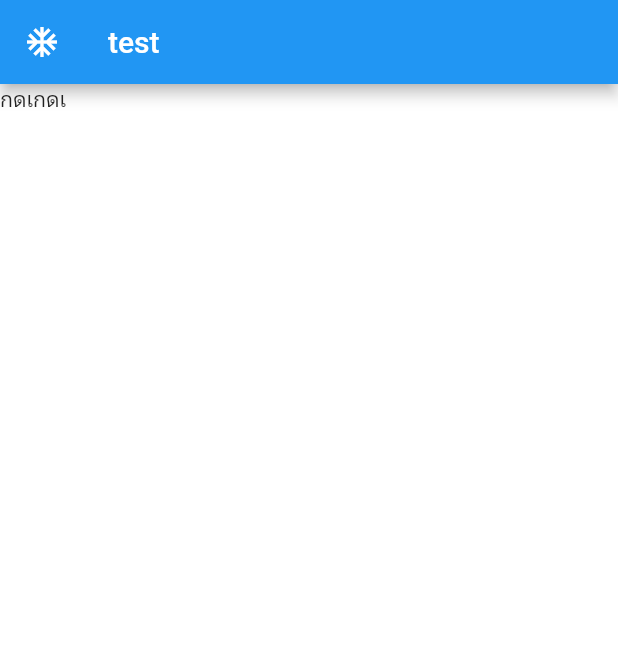
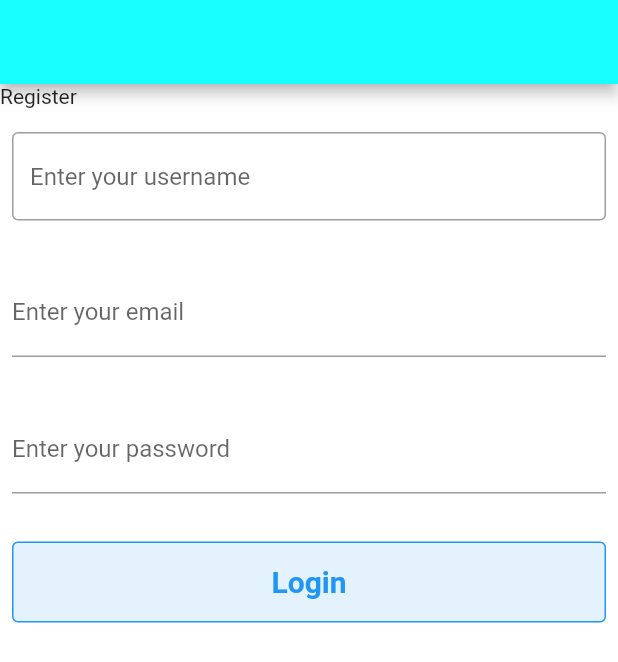
Before and after one commit to Surasit20/matching-cats, a Flutter app: the screen it shows after launch, on a phone screen of 412 x 824 dp. Shown: the top 662 px of the screen. Run offline on Flutter 3.47's test engine with Material 2 defaults, Android fonts, the light colour scheme and no system bars; our stand-ins replace bloc, dio, flutter_bloc.

Commit message:
add basic register

```diff
--- a/frontend/matching_cats/lib/main.dart
+++ b/frontend/matching_cats/lib/main.dart
@@ -1,6 +1,6 @@
 import 'package:flutter/material.dart';
-import 'package:matching_cats/src/blocs/bloc/auth_bloc.dart';
-import 'package:matching_cats/src/blocs/bloc/test_bloc.dart';
+import 'package:matching_cats/src/blocs/auth_bloc/auth_bloc.dart';
+import 'package:matching_cats/src/pages/RegisterPage/UI/register_page.dart';
 import 'package:matching_cats/src/pages/home_page.dart';
 import 'package:flutter_bloc/flutter_bloc.dart';
 
@@ -17,7 +17,7 @@ class MyApp extends StatelessWidget {
     return MultiBlocProvider(
       providers: [
         BlocProvider(
-          create: (context) => TestBloc(),
+          create: (context) => AuthBloc(),
         ),
       ],
       child: MaterialApp(
@@ -25,7 +25,12 @@ class MyApp extends StatelessWidget {
         theme: ThemeData(
           primarySwatch: Colors.blue,
         ),
-        home: const MyHomePage(title: 'Flutter'),
+        initialRoute: "/register",
+        routes: {
+          "/register": (context) => const RegisterPage(
+                title: 'Register',
+              )
+        },
       ),
     );
   }
--- /dev/null
+++ b/frontend/matching_cats/lib/src/blocs/auth_bloc/auth_bloc.dart
@@ -0,0 +1,31 @@
+import 'package:bloc/bloc.dart';
+import 'package:meta/meta.dart';
+import 'package:dio/dio.dart';
+part 'auth_event.dart';
+part 'auth_state.dart';
+
+class AuthBloc extends Bloc<AuthEvent, AuthState> {
+  var dio = Dio();
+  AuthBloc() : super(AuthInitial()) {
+    on<AuthEvent>((event, emit) async {
+      if (event is OnRegister) {
+        print("Register");
+
+        emit(RegisterLoadingState());
+
+        try {
+          var response = await Dio().get('http://192.168.1.4:4000/users/test');
+          final response1 = await dio
+              .post('http://192.168.1.4:4000/users/register', data: {
+            'name': event.username,
+            'email': event.email,
+            "password": event.password
+          });
+          print(response);
+        } catch (e) {
+          print(e);
+        }
+      }
+    });
+  }
+}
--- /dev/null
+++ b/frontend/matching_cats/lib/src/blocs/auth_bloc/auth_event.dart
@@ -0,0 +1,23 @@
+part of 'auth_bloc.dart';
+
+@immutable
+abstract class AuthEvent {}
+
+class StartEvent extends AuthEvent {}
+
+class OnLogin extends AuthEvent {
+  final String email;
+  final String password;
+  OnLogin({required this.email, required this.password});
+}
+
+class OnRegister extends AuthEvent {
+  final String email;
+  final String password;
+  final String username;
+  OnRegister({
+    required this.email,
+    required this.password,
+    required this.username,
+  });
+}
--- a/frontend/matching_cats/lib/src/blocs/bloc/auth_state.dart
+++ b/frontend/matching_cats/lib/src/blocs/auth_bloc/auth_state.dart
@@ -1,9 +1,7 @@
-import 'package:equatable/equatable.dart';
+part of 'auth_bloc.dart';
 
-class AuthState extends Equatable {
-  @override
-  List<Object?> get props => [];
-}
+@immutable
+abstract class AuthState {}
 
 class AuthInitial extends AuthState {}
 
--- a/frontend/matching_cats/lib/src/blocs/bloc/test_bloc.dart
+++ /dev/null
@@ -1,30 +0,0 @@
-import 'dart:convert';
-import 'package:dio/dio.dart';
-import 'package:bloc/bloc.dart';
-import 'package:meta/meta.dart';
-import 'package:http/http.dart' as http;
-part 'test_event.dart';
-part 'test_state.dart';
-
-class TestBloc extends Bloc<TestEvent, TestState> {
-  var dio = Dio();
-  TestBloc() : super(AuthInitial()) {
-    on<TestEvent>((event, emit) async {
-      if (event is Register) {
-        print("Register");
-
-        emit(AuthLoading());
-
-        try {
-          var response = await Dio().get('http://192.168.1.4:4000/users/test');
-          final response1 = await dio.post(
-              'http://192.168.1.4:4000/users/register',
-              data: {'name': "test", 'email': 'wendu', "password": "dfgdfg"});
-          print(response);
-        } catch (e) {
-          print(e);
-        }
-      }
-    });
-  }
-}
--- a/frontend/matching_cats/lib/src/blocs/bloc/test_event.dart
+++ /dev/null
@@ -1,14 +0,0 @@
-part of 'test_bloc.dart';
-
-@immutable
-abstract class TestEvent {}
-
-class Register extends TestEvent {
-  final String email;
-  final String password;
-
-  Register({
-    required this.email,
-    required this.password,
-  });
-}
--- a/frontend/matching_cats/lib/src/blocs/bloc/test_state.dart
+++ /dev/null
@@ -1,20 +0,0 @@
-part of 'test_bloc.dart';
-
-@immutable
-abstract class TestState {}
-
-class TestInitial extends TestState {}
-
-class AuthInitial extends TestState {}
-
-class AuthLoading extends TestState {}
-
-class AuthLoaded extends TestState {
-  final String username;
-
-  AuthLoaded(
-    this.username,
-  );
-}
-
-class AuthError extends TestState {}
--- /dev/null
+++ b/frontend/matching_cats/lib/src/pages/RegisterPage/UI/register_page.dart
@@ -0,0 +1,131 @@
+import 'package:flutter/material.dart';
+import 'package:flutter_bloc/flutter_bloc.dart';
+import 'package:matching_cats/src/blocs/auth_bloc/auth_bloc.dart';
+
+class RegisterPage extends StatefulWidget {
+  const RegisterPage({Key? key, required this.title}) : super(key: key);
+
+  final String title;
+
+  @override
+  State<RegisterPage> createState() => _RegisterPageState();
+}
+
+class _RegisterPageState extends State<RegisterPage> {
+  late String _userNameInput, _passwordInput, _emailInput;
+  @override
+  void initState() {
+    super.initState();
+  }
+
+  @override
+  void dispose() {
+    super.dispose();
+  }
+
+  @override
+  Widget build(BuildContext context) {
+    return Scaffold(
+      appBar: AppBar(
+        backgroundColor: Colors.cyanAccent,
+      ),
+      backgroundColor: Colors.white,
+      body: BlocConsumer<AuthBloc, AuthState>(
+        listener: (context, state) {
+          if (state is RegisterErrorState) {
+            buildErrorLayout();
+          } else if (state is RegisterLoadingState) {
+            clearTextData();
+            Navigator.of(context).pushNamed(
+              '/dashboard',
+            );
+          }
+        },
+        builder: (context, state) {
+          if (state is RegisterLoadingState) {
+            return Container(
+              child: Text("test"),
+            );
+          } else if (state is AuthInitial) {
+            return buildInitialInput();
+          } else {
+            return Container(
+              child: Text("test"),
+            );
+          }
+        },
+      ),
+    );
+  }
+
+  Widget buildInitialInput() => SingleChildScrollView(
+          child: Column(
+        crossAxisAlignment: CrossAxisAlignment.start,
+        children: <Widget>[
+          Text("Register"),
+
+          //input username
+          const Padding(
+            padding: EdgeInsets.symmetric(horizontal: 8, vertical: 16),
+            child: TextField(
+              decoration: InputDecoration(
+                border: OutlineInputBorder(),
+                hintText: 'Enter your username',
+              ),
+            ),
+          ),
+
+          //input email
+          Padding(
+            padding: const EdgeInsets.symmetric(horizontal: 8, vertical: 16),
+            child: TextFormField(
+              decoration: const InputDecoration(
+                border: UnderlineInputBorder(),
+                labelText: 'Enter your email',
+              ),
+            ),
+          ),
+
+          //input password
+          Padding(
+            padding: const EdgeInsets.symmetric(horizontal: 8, vertical: 16),
+            child: TextFormField(
+              decoration: const InputDecoration(
+                border: UnderlineInputBorder(),
+                labelText: 'Enter your password',
+              ),
+            ),
+          ),
+
+          //summit button
+          Padding(
+            padding: const EdgeInsets.symmetric(horizontal: 8, vertical: 16),
+            child: OutlinedButton(
+              style: OutlinedButton.styleFrom(
+                  side: const BorderSide(color: Colors.blue, width: 1),
+                  minimumSize: const Size(double.infinity, 54),
+                  backgroundColor: Colors.blue[50]),
+              onPressed: () {
+                BlocProvider.of<AuthBloc>(context).add(OnRegister(
+                    email: _emailInput,
+                    password: _passwordInput,
+                    username: _userNameInput));
+              },
+              child: const Text(
+                'Login',
+                style: TextStyle(fontSize: 20, fontWeight: FontWeight.bold),
+              ),
+            ),
+          ),
+        ],
+      ));
+
+  ScaffoldFeatureController buildErrorLayout() =>
+      ScaffoldMessenger.of(context).showSnackBar(
+        const SnackBar(
+          content: Text('Please enter username/password!'),
+        ),
+      );
+
+  clearTextData() {}
+}
--- a/frontend/matching_cats/lib/src/pages/home_page.dart
+++ b/frontend/matching_cats/lib/src/pages/home_page.dart
@@ -1,3 +1,4 @@
+/*
 import 'dart:developer';
 import 'dart:developer' as developer;
 import 'package:flutter/material.dart';
@@ -72,3 +73,4 @@ class _MyHomePageState extends State<MyHomePage> {
     );
   }
 }
+*/
```
Also changed, not shown: frontend/matching_cats/lib/src/blocs/bloc/auth_bloc.dart (deleted, +0 -43 lines), frontend/matching_cats/lib/src/blocs/bloc/auth_event.dart (deleted, +0 -24 lines), frontend/matching_cats/pubspec.lock.
